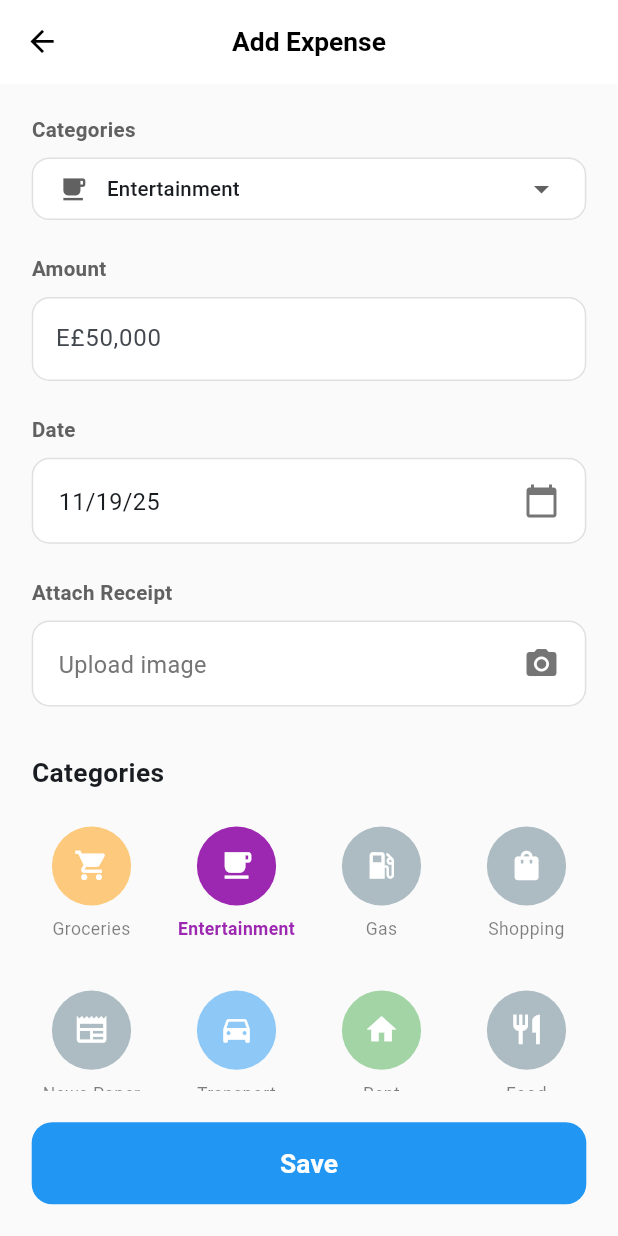
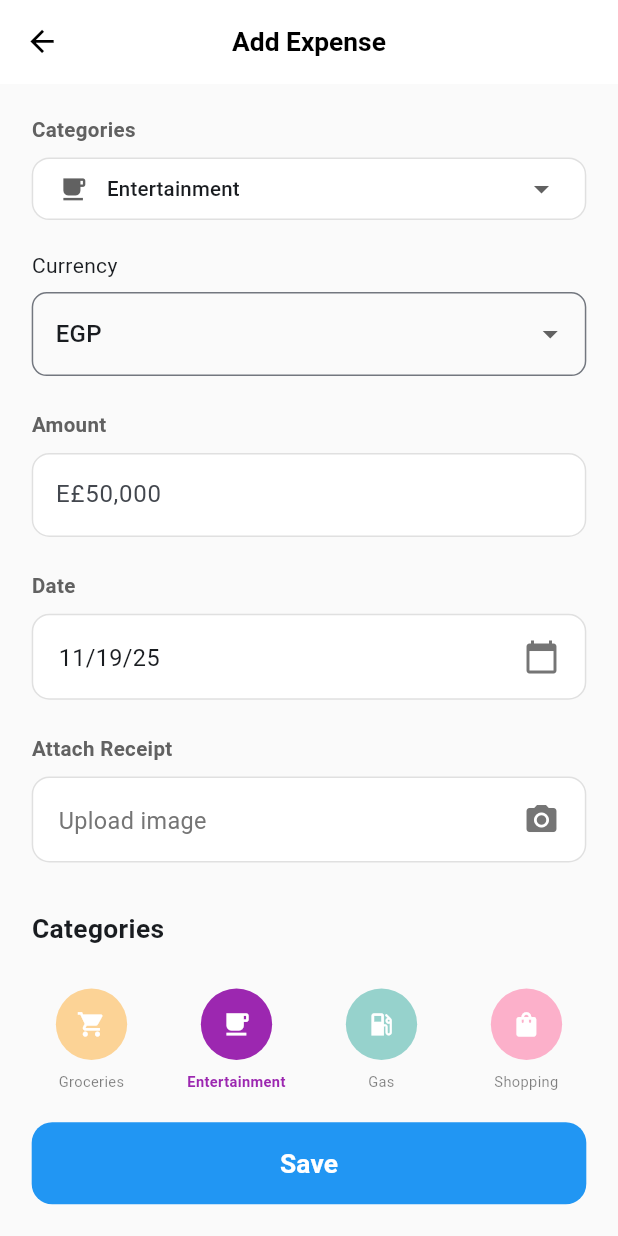
Before and after one commit to amrabdelrhman423/expenseTracker, a Flutter app: the screen it shows after launch, after a tap on the "add" icon, on a phone screen of 412 x 824 dp. Run offline on Flutter 3.47's test engine with Material 3 defaults, Android fonts, the phone set to English and light mode, and no system bars; our stand-ins replace bloc, equatable, file_picker, flutter_bloc, flutter_screenutil, get_it and 4 more; accounts and stored records are empty.

Commit message:
add currency

```diff
--- a/lib/core/constants/categories.dart
+++ b/lib/core/constants/categories.dart
@@ -50,4 +50,42 @@ class CategoryConstants {
       return null;
     }
   }
+
+  static Color getCategoryColor(String iconName) {
+    switch (iconName) {
+      case 'shopping_cart':         // Groceries
+        return Colors.orange;
+
+      case 'local_cafe':            // Entertainment
+        return Colors.purple;
+
+      case 'local_gas_station':     // Gas
+        return Colors.teal;
+
+      case 'shopping_bag':          // Shopping
+        return Colors.pinkAccent;
+
+      case 'newspaper':             // News Paper
+        return Colors.indigo;
+
+      case 'directions_car':        // Transport
+        return Colors.blue;
+
+      case 'home':                  // Rent
+        return Colors.green;
+
+      case 'restaurant':            // Food
+        return Colors.redAccent;
+
+      case 'receipt':               // Bills
+        return Colors.brown;
+
+      case 'category':              // Other
+        return Colors.blueGrey;
+
+      default:
+        return Colors.grey;
+    }
+  }
+
 }
--- a/lib/core/models/expense.dart
+++ b/lib/core/models/expense.dart
@@ -1,29 +1,32 @@
 import 'package:hive/hive.dart';
 
-part 'expense.g.dart'; // run build_runner to generate
+part 'expense.g.dart';
 
 @HiveType(typeId: 0)
 class Expense extends HiveObject {
   @HiveField(0)
-  final String id; // uuid
+  final String id;
 
   @HiveField(1)
   final String categoryId;
 
   @HiveField(2)
-  final double amount; // original amount in selected currency
+  final double amount; // selected currency amount
 
   @HiveField(3)
-  final String currency; // e.g., "EGP"
+  final String currency; // EGP / USD / EUR
 
   @HiveField(4)
-  final double convertedAmountUSD; // converted to USD at save time
+  final double convertedAmountUSD;
 
   @HiveField(5)
   final DateTime date;
 
   @HiveField(6)
-  final String? receiptPath; // local path
+  final String? receiptPath;
+
+  @HiveField(7)
+  final double amountEGP; // ⭐ NEW FIELD
 
   Expense({
     required this.id,
@@ -33,5 +36,6 @@ class Expense extends HiveObject {
     required this.convertedAmountUSD,
     required this.date,
     this.receiptPath,
+    required this.amountEGP, // ⭐ ADD HERE
   });
 }
--- a/lib/core/repositories/expense_repository.dart
+++ b/lib/core/repositories/expense_repository.dart
@@ -20,13 +20,18 @@ class ExpenseRepository {
     required String currency,
     required DateTime date,
     String? receiptPath,
-  }) async {
+  }) async
+  {
+
     // ensure we have rates
+
     debugPrint("cachedRates: $cachedRates");
     final rates = cachedRates ?? await api.fetchLatestRates(base: 'USD').then((r){ cachedRates = r; return r; });
     debugPrint("rates: $rates");
 
     final converted = api.convert(amount: amount, from: currency, to: 'USD', rates: rates!);
+
+    final convertedEGP = api.convert(amount: amount, from: currency, to: 'EGP', rates: rates);
 
     final id = Uuid().v4();
 
@@ -34,6 +39,7 @@ class ExpenseRepository {
       id: id,
       categoryId: categoryId,
       amount: amount,
+      amountEGP: convertedEGP,
       currency: currency,
       convertedAmountUSD: converted,
       date: date,
--- a/lib/core/services/local_storage_service.dart
+++ b/lib/core/services/local_storage_service.dart
@@ -36,6 +36,7 @@ class LocalStorageService {
   }
 
   Future<int> totalCount({DateTime? from, DateTime? to}) async {
+
     final all = _expenseBox().values.toList();
     final filtered = (from != null && to != null)
         ? all.where((x) {
--- a/lib/features/add_expense/views/add_expense_screen.dart
+++ b/lib/features/add_expense/views/add_expense_screen.dart
@@ -1,3 +1,4 @@
+import 'package:file_picker/file_picker.dart';
 import 'package:flutter/material.dart';
 import 'package:flutter_bloc/flutter_bloc.dart';
 import 'package:flutter_screenutil/flutter_screenutil.dart';
@@ -17,10 +18,12 @@ class _AddExpenseScreenState extends State<AddExpenseScreen> {
   final _formKey = GlobalKey<FormState>();
   String? _categoryId = 'entertainment';
   final _amountController = TextEditingController();
-  final String _currency = 'EGP';
+  String selectedCurrency = "EGP";
   DateTime _date = DateTime.now();
+
   String? _receiptPath;
   final ImagePicker _picker = ImagePicker();
+  final List<String> currencies = ["EGP", "USD", "EUR"];
 
   @override
   void dispose() {
@@ -29,7 +32,7 @@ class _AddExpenseScreenState extends State<AddExpenseScreen> {
   }
 
   Future<void> _pickReceipt() async {
-    final result = await showModalBottomSheet<ImageSource>(
+    final result = await showModalBottomSheet<String>(
       context: context,
       builder: (context) => Column(
         mainAxisSize: MainAxisSize.min,
@@ -37,20 +40,42 @@ class _AddExpenseScreenState extends State<AddExpenseScreen> {
           ListTile(
             leading: Icon(Icons.photo_library),
             title: Text('Gallery'),
-            onTap: () => Navigator.pop(context, ImageSource.gallery),
+            onTap: () => Navigator.pop(context, "gallery"),
           ),
           ListTile(
             leading: Icon(Icons.camera_alt),
             title: Text('Camera'),
-            onTap: () => Navigator.pop(context, ImageSource.camera),
+            onTap: () => Navigator.pop(context, "camera"),
+          ),
+          ListTile(
+            leading: Icon(Icons.file_present),
+            title: Text('Pick File'),
+            onTap: () => Navigator.pop(context, "file"),
           ),
         ],
       ),
     );
 
-    if (result != null) {
-      final x = await _picker.pickImage(source: result);
-      if (x != null) setState(() => _receiptPath = x.path);
+    if (result == null) return;
+
+    if (result == "gallery") {
+      final picked = await _picker.pickImage(source: ImageSource.gallery);
+      if (picked != null) setState(() => _receiptPath = picked.path);
+    }
+
+    else if (result == "camera") {
+      final picked = await _picker.pickImage(source: ImageSource.camera);
+      if (picked != null) setState(() => _receiptPath = picked.path);
+    }
+
+    else if (result == "file") {
+      final fileResult = await FilePicker.platform.pickFiles(
+        allowMultiple: false,
+        allowedExtensions: ['jpg', 'jpeg', 'png', 'pdf'],
+      );
+      if (fileResult != null && fileResult.files.single.path != null) {
+        setState(() => _receiptPath = fileResult.files.single.path!);
+      }
     }
   }
 
@@ -78,7 +103,7 @@ class _AddExpenseScreenState extends State<AddExpenseScreen> {
     context.read<ExpenseBloc>().add(AddExpenseEvent(
       categoryId: _categoryId!,
       amount: amount,
-      currency: _currency,
+      currency: selectedCurrency,
       date: _date,
       receiptPath: _receiptPath,
     ));
@@ -153,6 +178,23 @@ class _AddExpenseScreenState extends State<AddExpenseScreen> {
                 onChanged: (v) => setState(() => _categoryId = v),
               ),
             ),
+            const SizedBox(height: 20),
+
+            /// CURRENCY DROPDOWN
+            const Text("Currency"),
+            const SizedBox(height: 8),
+            DropdownButtonFormField<String>(
+              value: selectedCurrency,
+              items: currencies.map((e) => DropdownMenuItem(
+                value: e,
+                child: Text(e),
+              )).toList(),
+              onChanged: (value) => setState(() => selectedCurrency = value!),
+              decoration: InputDecoration(
+                border: OutlineInputBorder(borderRadius: BorderRadius.circular(10)),
+              ),
+            ),
+
             SizedBox(height: 24.h),
             _buildLabel('Amount'),
             SizedBox(height: 8.h),
@@ -160,7 +202,7 @@ class _AddExpenseScreenState extends State<AddExpenseScreen> {
               controller: _amountController,
               keyboardType: TextInputType.numberWithOptions(decimal: true),
               decoration: InputDecoration(
-                hintText: 'E£50,000',
+                hintText: '${getCurrencySymbol(selectedCurrency)}50,000',
                 filled: true,
                 fillColor: Colors.white,
                 border: OutlineInputBorder(borderRadius: BorderRadius.circular(12.r)),
@@ -233,27 +275,27 @@ class _AddExpenseScreenState extends State<AddExpenseScreen> {
               itemBuilder: (context, index) {
                 final category = CategoryConstants.categories[index];
                 final isSelected = _categoryId == category.id;
-                final color = _getCategoryColor(category.iconName).withOpacity(isSelected ? 1.0 : 0.5);
+                final color = CategoryConstants.getCategoryColor(category.iconName).withOpacity(isSelected ? 1.0 : 0.4);
                 return GestureDetector(
                   onTap: () => setState(() => _categoryId = category.id),
                   child: Column(
                     mainAxisAlignment: MainAxisAlignment.center,
                     children: [
                       Container(
-                        width: 50.w,
-                        height: 50.w,
+                        width: 65.w,
+                        height: 45.w,
                         decoration: BoxDecoration(color: color, shape: BoxShape.circle),
                         child: Icon(
                           CategoryConstants.getIconData(category.iconName),
                           color: Colors.white,
-                          size: 24.sp,
+                          size: 20.sp,
                         ),
                       ),
                       SizedBox(height: 8.h),
                       Text(
                         category.title,
                         style: TextStyle(
-                          fontSize: 12.sp,
+                          fontSize: 10.sp,
                           fontWeight: isSelected ? FontWeight.bold : FontWeight.normal,
                           color: isSelected ? color : Colors.black.withOpacity(0.5),
                         ),
@@ -277,20 +319,21 @@ class _AddExpenseScreenState extends State<AddExpenseScreen> {
     );
   }
 
-  Color _getCategoryColor(String iconName) {
-    switch (iconName) {
-      case 'shopping_cart':
-        return Colors.orange;
-      case 'local_cafe':
-        return Colors.purple;
-      case 'directions_car':
-        return Colors.blue;
-      case 'home':
-        return Colors.green;
-      case 'entertainment':
-        return Colors.red;
+  String getCurrencySymbol(String currency) {
+    switch (currency.toUpperCase()) {
+      case 'USD':
+        return '\$';
+      case 'EGP':
+        return 'E£';
+      case 'EUR':
+        return '€';
+      case 'GBP':
+        return '£';
+      case 'SAR':
+        return '﷼';
       default:
-        return Colors.blueGrey;
+        return currency; // fallback
     }
   }
+
 }
--- a/lib/features/dashboard/views/dashboard_screen.dart
+++ b/lib/features/dashboard/views/dashboard_screen.dart
@@ -157,8 +157,10 @@ class _DashboardScreenState extends State<DashboardScreen> {
                       children: [
                         Text("Recent Expenses", style: TextStyle(fontSize: 18.sp, fontWeight: FontWeight.bold)),
                         TextButton(
-                          onPressed: () {},
-                          child: Text("see all", style: TextStyle(fontSize: 14.sp)),
+                          onPressed: () {
+                            context.read<ExpenseBloc>().exportExpensesToPDF(expenses);
+                          },
+                          child: Text("convert to pdf", style: TextStyle(fontSize: 14.sp)),
                         ),
                       ],
                     ),
--- a/lib/features/dashboard/widgets/bottom_nav_bar.dart
+++ b/lib/features/dashboard/widgets/bottom_nav_bar.dart
@@ -33,6 +33,7 @@ class BottomNavBar extends StatelessWidget {
               FloatingActionButton(
                 backgroundColor: Colors.blue,
                 elevation: 0,
+                shape: const CircleBorder(),  // ← يجبره يكون دايرة 100%
                 onPressed: () {
                   Navigator.pushNamed(context, '/addExpense');
                 },
--- a/lib/features/dashboard/widgets/expense_summary_card.dart
+++ b/lib/features/dashboard/widgets/expense_summary_card.dart
@@ -5,10 +5,10 @@ import 'package:flutter_screenutil/flutter_screenutil.dart';
 import '../bloc/expense_bloc.dart';
 
 
-class ExpenseSummaryCard extends StatelessWidget {
+class ExpenseSummaryCard extends StatefulWidget {
    ExpenseSummaryCard({super.key , required this.totalBalanceUSD , required this.totalBalanceEGP , required this.totalIncomeUSD , required this.totalIncomeEGP , required this.totalExpensesUSD , required this.totalExpensesEGP});
 
-  double  totalBalanceUSD ;
+   double  totalBalanceUSD ;
   double  totalBalanceEGP ;
 
   double  totalIncomeUSD ;
@@ -17,6 +17,12 @@ class ExpenseSummaryCard extends StatelessWidget {
   double  totalExpensesUSD ;
   double  totalExpensesEGP ;
 
+  @override
+  State<ExpenseSummaryCard> createState() => _ExpenseSummaryCardState();
+}
+
+class _ExpenseSummaryCardState extends State<ExpenseSummaryCard> {
+   String currency = "USD";
   @override
   Widget build(BuildContext context) {
     return Padding(
@@ -30,12 +36,28 @@ class ExpenseSummaryCard extends StatelessWidget {
         child: Column(
           crossAxisAlignment: CrossAxisAlignment.start,
           children: [
+          Row(
+          mainAxisAlignment: MainAxisAlignment.spaceBetween,
+          children: [
             Text("Total Balance",
                 style: TextStyle(color: Colors.white70, fontSize: 16.sp)),
+
+            PopupMenuButton<String>(
+              icon: Icon(Icons.more_vert, color: Colors.white),
+              onSelected: (value) {
+                setState(() => currency = value);
+              },
+              itemBuilder: (context) => [
+                PopupMenuItem(value: "USD", child: Text("Show USD")),
+                PopupMenuItem(value: "EGP", child: Text("Show EGP")),
+              ],
+            ),
+          ],
+        ),
             SizedBox(height: 6.h),
 
             Text(
-              "\$${totalBalanceUSD.toStringAsFixed(2)}",
+             currency == "EGP" ? "E£${widget.totalBalanceEGP.toStringAsFixed(2)}" : "\$${widget.totalBalanceUSD.toStringAsFixed(2)}",
               style: TextStyle(
                 color: Colors.white,
                 fontSize: 32.sp,
@@ -43,23 +65,15 @@ class ExpenseSummaryCard extends StatelessWidget {
               ),
             ),
 
-            Text(
-              "E£${totalBalanceEGP.toStringAsFixed(2)}",
-              style: TextStyle(
-                color: Colors.white70,
-                fontSize: 18.sp,
-                fontWeight: FontWeight.w600,
-              ),
-            ),
 
             SizedBox(height: 24.h),
 
             Row(
               mainAxisAlignment: MainAxisAlignment.spaceBetween,
               children: [
-                _incomeBox(totalIncomeUSD, totalIncomeEGP),
+                _incomeBox(widget.totalIncomeUSD, widget.totalIncomeEGP),
                 SizedBox(width: 20.w),
-                _expenseBox(totalExpensesUSD, totalExpensesEGP),
+                _expenseBox(widget.totalExpensesUSD, widget.totalExpensesEGP),
               ],
             ),
           ],
@@ -82,10 +96,10 @@ class ExpenseSummaryCard extends StatelessWidget {
           ],
         ),
         SizedBox(height: 6.h),
-        Text("\$${usd.toStringAsFixed(2)}",
+        Text(
+            currency == "EGP"? "E£${egp.toStringAsFixed(2)}" : "\$${usd.toStringAsFixed(2)}",
             style: TextStyle(color: Colors.white, fontSize: 18.sp, fontWeight: FontWeight.bold)),
-        Text("E£${egp.toStringAsFixed(2)}",
-            style: TextStyle(color: Colors.white70, fontSize: 14.sp)),
+
       ],
     ),
   );
@@ -102,12 +116,12 @@ class ExpenseSummaryCard extends StatelessWidget {
           ],
         ),
         SizedBox(height: 6.h),
-        Text("\$${usd.toStringAsFixed(2)}",
+        Text(
+            currency == "EGP" ? "E£${egp.toStringAsFixed(2)}" : "\$${usd.toStringAsFixed(2)}",
             style: TextStyle(color: Colors.white, fontSize: 18.sp, fontWeight: FontWeight.bold)),
-        Text("E£${egp.toStringAsFixed(2)}",
-            style: TextStyle(color: Colors.white70, fontSize: 14.sp)),
+        // Text("E£${egp.toStringAsFixed(2)}",
+        //     style: TextStyle(color: Colors.white70, fontSize: 14.sp)),
       ],
     ),
   );
-
 }
--- a/pubspec.yaml
+++ b/pubspec.yaml
@@ -50,6 +50,10 @@ dependencies:
   flutter_screenutil: ^5.9.3
   bloc_test: ^10.0.0
   mocktail: ^1.0.4
+  pdf: ^3.10.1
+  printing: ^5.10.0
+  file_picker:
+
 
 dev_dependencies:
   flutter_test:
```
Also changed, not shown: lib/core/services/exchange_api.dart (+20 -0 lines), lib/features/dashboard/bloc/expense_bloc.dart (+38 -4 lines), lib/features/dashboard/widgets/recent_expenses_list.dart (+19 -18 lines), lib/core/models/expense.g.dart, pubspec.lock, 10 other files.
